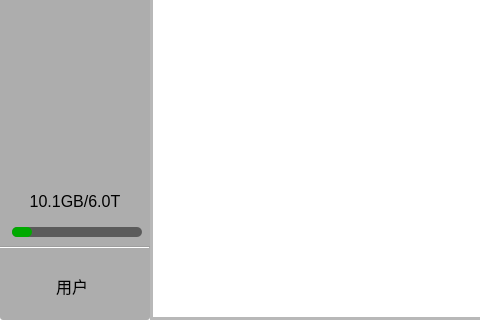
aibotez/SBCClientV2, file ui/SBCclient.ui: the form before one commit; both pictures show x 0 to 480 and y 400 to 720 of the 940 by 720 pixel window.
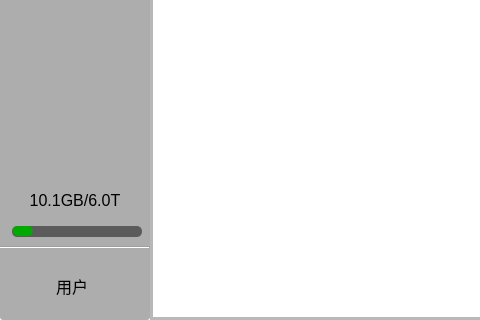
The form after the commit. Icons and pictures are not drawn.

What changed in the file:
```diff
--- a/ui/SBCclient.ui
+++ b/ui/SBCclient.ui
@@ -417,13 +417,13 @@
              <property name="minimumSize">
               <size>
                <width>130</width>
-               <height>0</height>
+               <height>11</height>
               </size>
              </property>
              <property name="maximumSize">
               <size>
                <width>130</width>
-               <height>10</height>
+               <height>11</height>
               </size>
              </property>
              <property name="styleSheet">
@@ -435,15 +435,24 @@
              <property name="frameShadow">
               <enum>QFrame::Raised</enum>
              </property>
+             <layout class="QHBoxLayout" name="horizontalLayout_8">
+              <property name="spacing">
+               <number>0</number>
+              </property>
+              <property name="leftMargin">
+               <number>1</number>
+              </property>
+              <property name="topMargin">
+               <number>0</number>
+              </property>
+              <property name="rightMargin">
+               <number>0</number>
+              </property>
+              <property name="bottomMargin">
+               <number>0</number>
+              </property>
+              <item>
              <widget class="QFrame" name="usedCap">
-              <property name="geometry">
-               <rect>
-                <x>0</x>
-                <y>0</y>
-                <width>20</width>
-                <height>10</height>
-               </rect>
-              </property>
               <property name="sizePolicy">
                <sizepolicy hsizetype="Fixed" vsizetype="Preferred">
                 <horstretch>0</horstretch>
@@ -453,7 +462,7 @@
               <property name="minimumSize">
                <size>
                 <width>20</width>
-                <height>0</height>
+                  <height>10</height>
                </size>
               </property>
               <property name="maximumSize">
@@ -469,6 +478,21 @@
                <enum>QFrame::Raised</enum>
               </property>
              </widget>
+              </item>
+              <item>
+               <spacer name="horizontalSpacer_3">
+                <property name="orientation">
+                 <enum>Qt::Horizontal</enum>
+                </property>
+                <property name="sizeHint" stdset="0">
+                 <size>
+                  <width>106</width>
+                  <height>8</height>
+                 </size>
+                </property>
+               </spacer>
+              </item>
+             </layout>
             </widget>
            </item>
           </layout>
```
Lines whose indentation alone changed are shown as unchanged.
